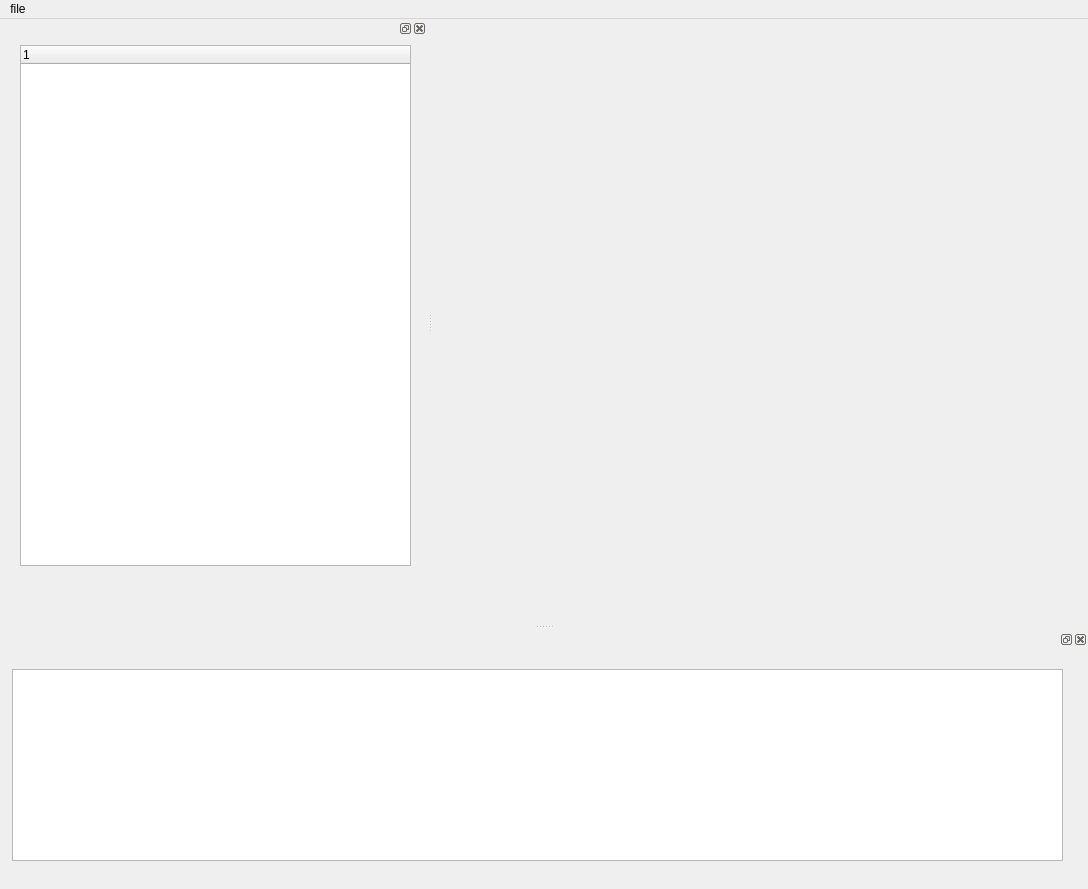
First picture: the form in 034-UIFiles/src/mainwindow.ui, repository haknkayaa/Qt-OpenCASCADE-Projects, before the edit.
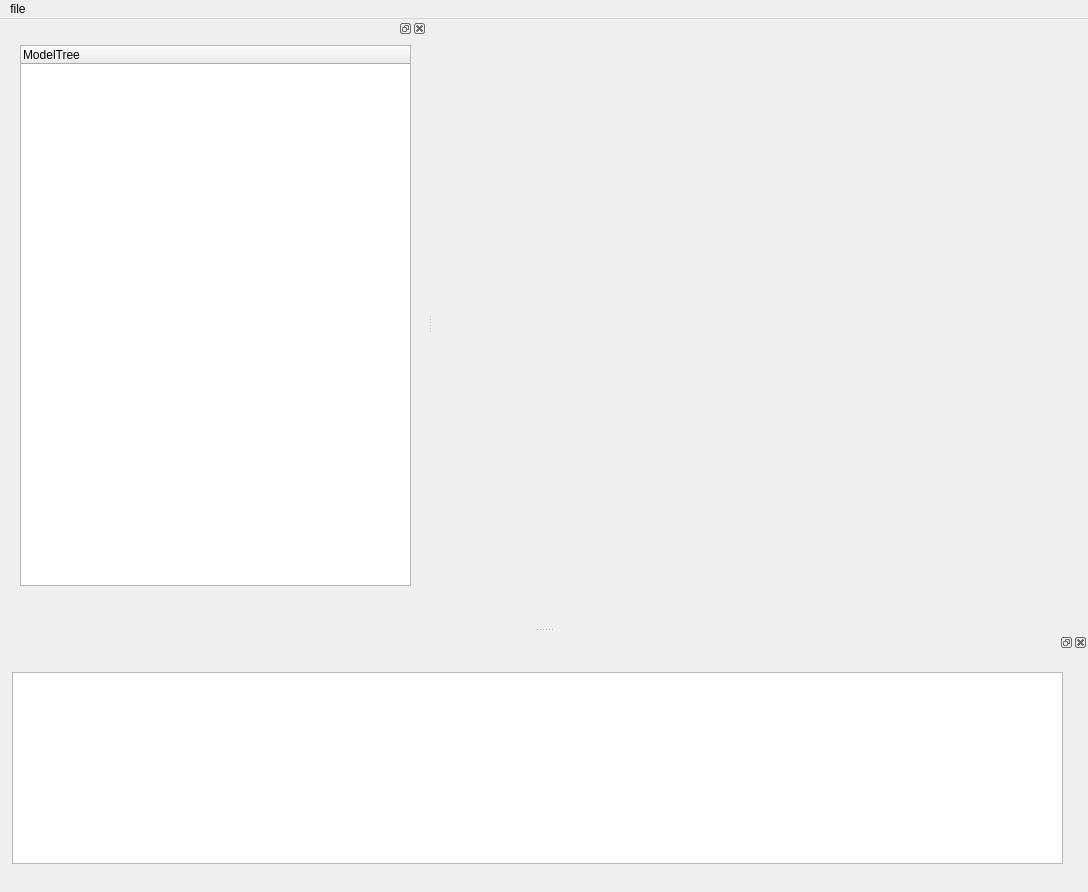
Second picture: the form after the edit. Custom widgets are drawn as their Qt base class.

```diff
--- a/034-UIFiles/src/mainwindow.ui
+++ b/034-UIFiles/src/mainwindow.ui
@@ -7,7 +7,7 @@
     <x>0</x>
     <y>0</y>
     <width>1088</width>
-    <height>889</height>
+    <height>892</height>
    </rect>
   </property>
   <property name="windowTitle">
@@ -87,27 +87,11 @@
         </property>
         <column>
          <property name="text">
-          <string notr="true">1</string>
+          <string>ModelTree</string>
          </property>
         </column>
        </widget>
       </item>
-      <item>
-       <spacer name="horizontalSpacer">
-        <property name="orientation">
-         <enum>Qt::Horizontal</enum>
-        </property>
-        <property name="sizeType">
-         <enum>QSizePolicy::Ignored</enum>
-        </property>
-        <property name="sizeHint" stdset="0">
-         <size>
-          <width>388</width>
-          <height>20</height>
-         </size>
-        </property>
-       </spacer>
-      </item>
      </layout>
     </widget>
    </widget>
@@ -115,7 +99,7 @@
   <widget class="QDockWidget" name="dockWidget_2">
    <property name="minimumSize">
     <size>
-     <width>58</width>
+     <width>95</width>
      <height>259</height>
     </size>
    </property>
```
Left out of the diff: 2 changed lines with no effect on the pictures.
